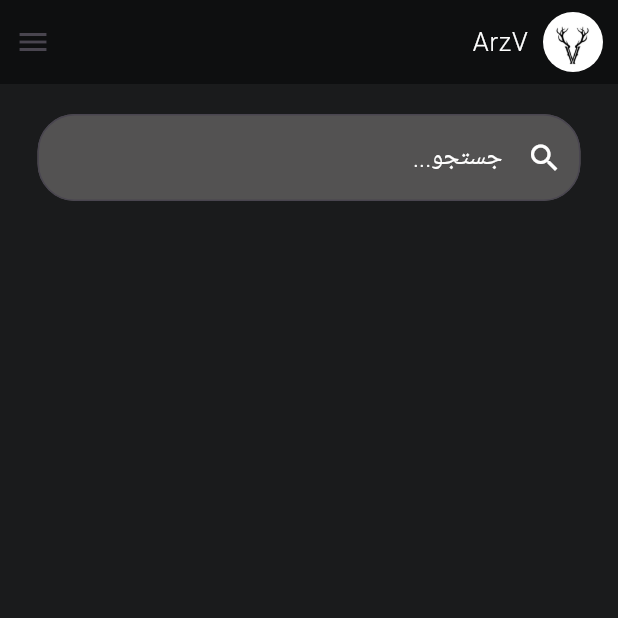
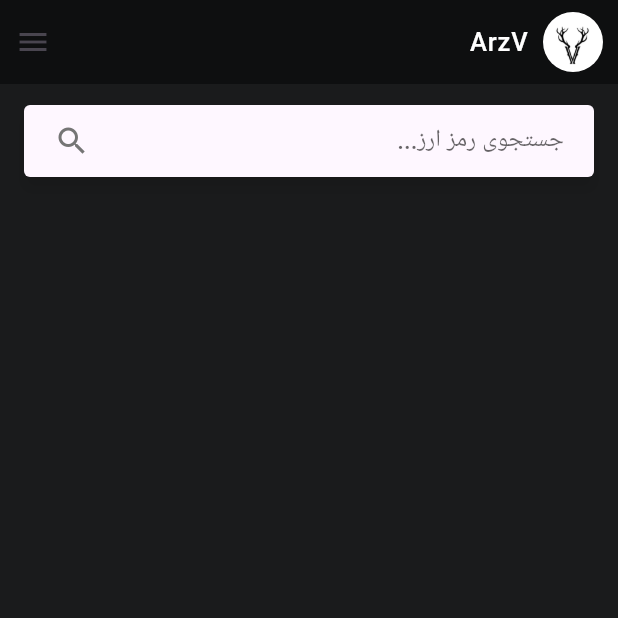
Before and after one commit to Aref18/currencyV, a Flutter app: the screen it shows after launch, on a phone screen of 412 x 824 dp, the top half of it. Run offline on Flutter 3.47's test engine with Material 3 defaults, Android fonts, the phone set to English and light mode, and no system bars; our stand-ins replace material_floating_search_bar_2; network calls fail.

```diff
--- a/lib/main.dart
+++ b/lib/main.dart
@@ -1,11 +1,12 @@
 import 'dart:ui';
 
 import 'package:currencyv/model/arz.dart';
-import 'package:flutter/cupertino.dart';
 import 'package:flutter/material.dart';
 import 'package:flutter_localizations/flutter_localizations.dart';
 import 'package:http/http.dart' as http;
 import 'dart:convert' as convert;
+
+import 'package:material_floating_search_bar_2/material_floating_search_bar_2.dart';
 
 void main() {
   runApp(CurrencyV());
@@ -27,12 +28,12 @@ class CurrencyV extends StatelessWidget {
           headlineSmall: TextStyle(fontSize: 18, color: Colors.red),
           bodyLarge: TextStyle(
             fontSize: 17,
-            fontWeight: FontWeight.w300,
+            fontWeight: FontWeight.w500,
             color: Colors.white,
           ),
           bodyMedium: TextStyle(
             fontSize: 18,
-            fontWeight: FontWeight.w300,
+            fontWeight: FontWeight.w500,
             color: Colors.white,
           ),
         ),
@@ -98,27 +99,6 @@ class _homepageState extends State<homepage> {
   //--------------------searching part
 
   List<Arzcurrency> filteredItems = [];
-
-  TextEditingController searchController = TextEditingController();
-
-  @override
-  void initState() {
-    super.initState();
-    filteredItems = [];
-  }
-
-  void filterSearch(String query) {
-    final results =
-        arz
-            .where(
-              (item) => item.title!.toLowerCase().contains(query.toLowerCase()),
-            )
-            .toList();
-
-    setState(() {
-      filteredItems = results;
-    });
-  }
 
   // ---------- متدهای کمکی برای ریسپانسیو----------
 
@@ -201,28 +181,69 @@ class _homepageState extends State<homepage> {
             ),
           ),
 
-          // سرچ بار بالا
-          Positioned(
-            top: 20,
-            left: 25,
-            right: 25,
-            child: TextField(
-              controller: searchController,
-              decoration: InputDecoration(
-                filled: true,
-                fillColor: const Color.fromARGB(255, 83, 82, 82),
-                hintText: 'جستجو... ',
-                hintStyle: TextStyle(color: Colors.white),
-                prefixIcon: Icon(Icons.search, color: Colors.white),
-                border: OutlineInputBorder(
-                  borderRadius: BorderRadius.circular(25),
-                ),
-              ),
-              onChanged: filterSearch,
-            ),
+          Padding(
+            padding: const EdgeInsets.all(8.0),
+            child: buildFloatingSearchBar(),
           ),
         ],
       ),
+    );
+  }
+
+  Widget buildFloatingSearchBar() {
+    final isPortrait =
+        MediaQuery.of(context).orientation == Orientation.landscape;
+    return FloatingSearchBar(
+      hint: 'جستجوی رمز ارز...',
+      scrollPadding: const EdgeInsets.only(top: 16, bottom: 56),
+      transitionDuration: const Duration(milliseconds: 600),
+      transitionCurve: Curves.easeInOut,
+      physics: const BouncingScrollPhysics(),
+      width: isPortrait ? 600 : 500,
+      axisAlignment: isPortrait ? 0.0 : -1.0,
+      openAxisAlignment: 0.0,
+      debounceDelay: const Duration(milliseconds: 300),
+      onQueryChanged: (query) {
+        // فیلتر کردن لیست
+        setState(() {
+          filteredItems =
+              arz
+                  .where(
+                    (item) =>
+                        item.title!.toLowerCase().contains(query.toLowerCase()),
+                  )
+                  .toList();
+        });
+      },
+      transition: CircularFloatingSearchBarTransition(),
+      actions: [FloatingSearchBarAction.searchToClear()],
+      builder: (context, transition) {
+        final displayList = filteredItems.isEmpty ? arz : filteredItems;
+
+        return ClipRRect(
+          borderRadius: BorderRadius.circular(8),
+          child: Material(
+            color: Colors.white,
+            elevation: 4.0,
+            child: SizedBox(
+              height: 500,
+              child: ListView.builder(
+                shrinkWrap: true,
+                itemCount: displayList.length,
+                itemBuilder: (context, index) {
+                  final item = displayList[index];
+                  return ListTile(
+                    title: Text(item.title ?? ''),
+                    onTap: () {
+                      // میتونی اینجا اکشن بزاری
+                    },
+                  );
+                },
+              ),
+            ),
+          ),
+        );
+      },
     );
   }
 }
@@ -264,7 +285,7 @@ class Items extends StatelessWidget {
           spacing: 50,
           children: [
             Padding(
-              padding: const EdgeInsets.all(8.0),
+              padding: const EdgeInsets.all(15.0),
               child: Row(
                 mainAxisAlignment: MainAxisAlignment.start,
                 children: [
--- a/pubspec.yaml
+++ b/pubspec.yaml
@@ -34,6 +34,7 @@ dependencies:
     sdk: flutter
   intl: any
   http: ^1.4.0
+  material_floating_search_bar_2: ^0.5.0
   # The following adds the Cupertino Icons font to your application.
   # Use with the CupertinoIcons class for iOS style icons.
   cupertino_icons: ^1.0.8
```
Also changed, not shown: lib/test.dart (added, +172 -0 lines), pubspec.lock.
